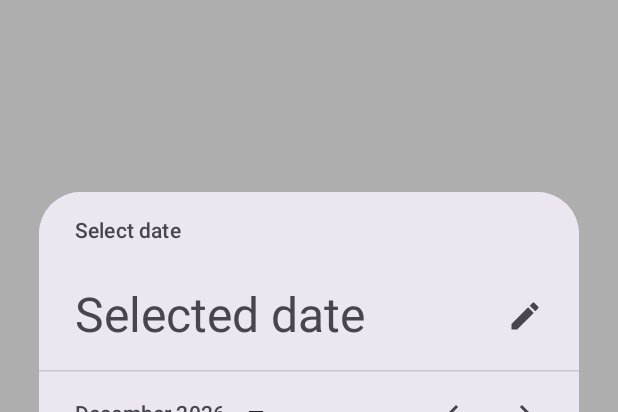
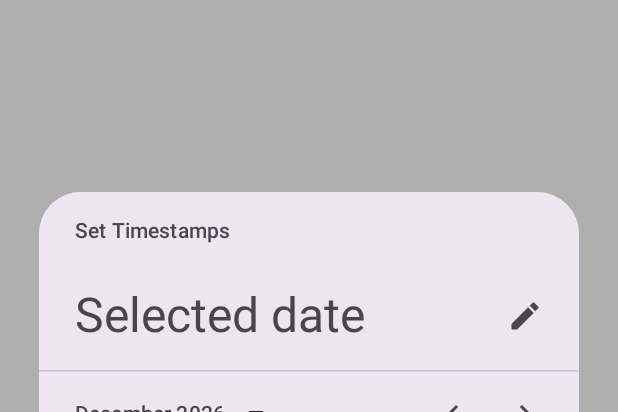
Before and after one commit to dead8309/Kizzy, an Android app built with Jetpack Compose: the @Preview function DateTimePickerPreview, on a phone screen of 412 x 824 dp. Shown: the top 412 px of the screen. Run offline under Robolectric (Android 15) with nearby library versions, the phone set to English and light mode, and no system bars.

Commit message:
feat(feature_custom_rpc): TimestampsPicker initial selected date
set initial selected date from current timestamps values

```diff
--- a/feature_custom_rpc/src/main/java/com/my/kizzy/feature_custom_rpc/CustomRpc.kt
+++ b/feature_custom_rpc/src/main/java/com/my/kizzy/feature_custom_rpc/CustomRpc.kt
@@ -245,6 +245,7 @@ private fun RpcTextFieldsColumn(
                     content = {
                         if (uiState.showStartTimeStampsPickerDialog) {
                             DateTimePickerDialog(
+                                selectedDate = timestampsStart.toLongOrNull(),
                                 onDismiss = { onEvent(UiEvent.TriggerStartTimeStampsDialog) }
                             ) {
                                 onEvent(
@@ -275,6 +276,7 @@ private fun RpcTextFieldsColumn(
                     content = {
                         if (uiState.showStopTimeStampsPickerDialog) {
                             DateTimePickerDialog(
+                                selectedDate = timestampsStop.toLongOrNull(),
                                 onDismiss = { onEvent(UiEvent.TriggerStopTimeStampsDialog) }
                             ) {
                                 onEvent(
--- a/feature_custom_rpc/src/main/java/com/my/kizzy/feature_custom_rpc/components/DateTimePicker.kt
+++ b/feature_custom_rpc/src/main/java/com/my/kizzy/feature_custom_rpc/components/DateTimePicker.kt
@@ -12,6 +12,8 @@
 
 package com.my.kizzy.feature_custom_rpc.components
 
+import androidx.compose.foundation.layout.PaddingValues
+import androidx.compose.foundation.layout.padding
 import androidx.compose.material3.AlertDialog
 import androidx.compose.material3.DatePicker
 import androidx.compose.material3.DatePickerDialog
@@ -27,20 +29,25 @@ import androidx.compose.runtime.getValue
 import androidx.compose.runtime.mutableStateOf
 import androidx.compose.runtime.remember
 import androidx.compose.runtime.setValue
+import androidx.compose.ui.Modifier
 import androidx.compose.ui.res.stringResource
 import androidx.compose.ui.tooling.preview.Preview
+import androidx.compose.ui.unit.dp
 import com.my.kizzy.resources.R
 import java.util.Calendar
 
 @OptIn(ExperimentalMaterial3Api::class)
 @Composable
 fun DateTimePickerDialog(
+    selectedDate: Long?,
     onDismiss: () -> Unit,
     onDateTimeSelected: (Long) -> Unit
 ) {
     var showDatePickerDialog by remember { mutableStateOf(true) }
     var showTimePickerDialog by remember { mutableStateOf(false) }
-    val datePickerState = rememberDatePickerState()
+    val datePickerState = rememberDatePickerState(
+        initialSelectedDateMillis = selectedDate
+    )
     if (showDatePickerDialog) {
         DatePickerDialog(
             onDismissRequest = {
@@ -64,7 +71,13 @@ fun DateTimePickerDialog(
                 }
             })
         {
-            DatePicker(state = datePickerState)
+            DatePicker(state = datePickerState,
+                title = {
+                    Text(
+                        text = "Set Timestamps",
+                        modifier = Modifier.padding(PaddingValues(start = 24.dp, end = 12.dp, top = 16.dp))
+                    )
+                })
         }
     }
     if (showTimePickerDialog) {
@@ -140,6 +153,8 @@ internal fun getDateTimeInMillis(
 @Composable
 fun DateTimePickerPreview() {
     DateTimePickerDialog(
-        {}, {}
+        selectedDate = null,
+        onDismiss = {},
+        onDateTimeSelected = {}
     )
 }
```
